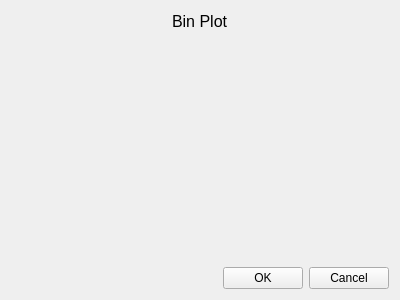
Before: the Qt Designer form code/display/QtPlotter/ThresholdingBinPlotDialog.ui in radio-astro/casa, drawn with Qt 5.
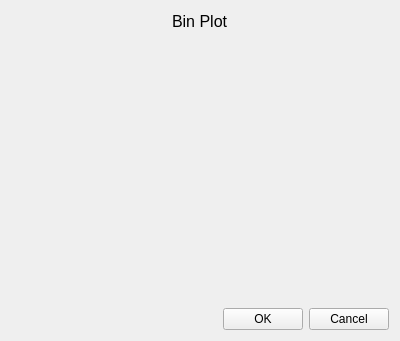
After: the same form once the commit is applied.

Commit message: New Development: No             JIRA Issue: No.         Ready for Test: Yes      Interface Changes: No What Interface Changed: Please list interface changes          Test Programs: List test programs   Put in Release Notes: No              Module(s): Module Names change impacts.            Description: Fix of off by one error in the viewer channel movie controls when both images and channels are checked (reported by Sanjay).

The edit to the form file:
```diff
--- a/code/display/QtPlotter/ThresholdingBinPlotDialog.ui
+++ b/code/display/QtPlotter/ThresholdingBinPlotDialog.ui
@@ -7,7 +7,7 @@
     <x>0</x>
     <y>0</y>
     <width>400</width>
-    <height>300</height>
+    <height>341</height>
    </rect>
   </property>
   <property name="windowTitle">
```
The commit also changes 4 other files.
